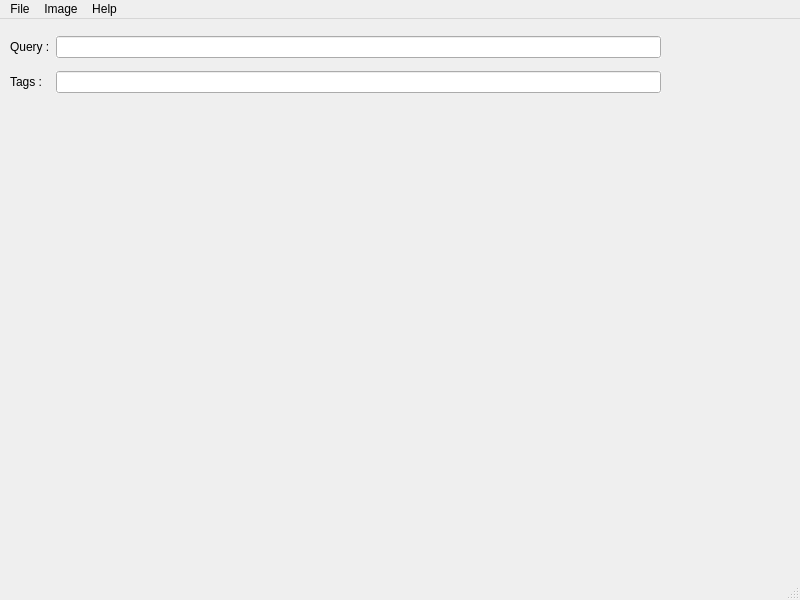
Before: the Qt Designer form qt.ui in t00n/Tagger, drawn with Qt 5.
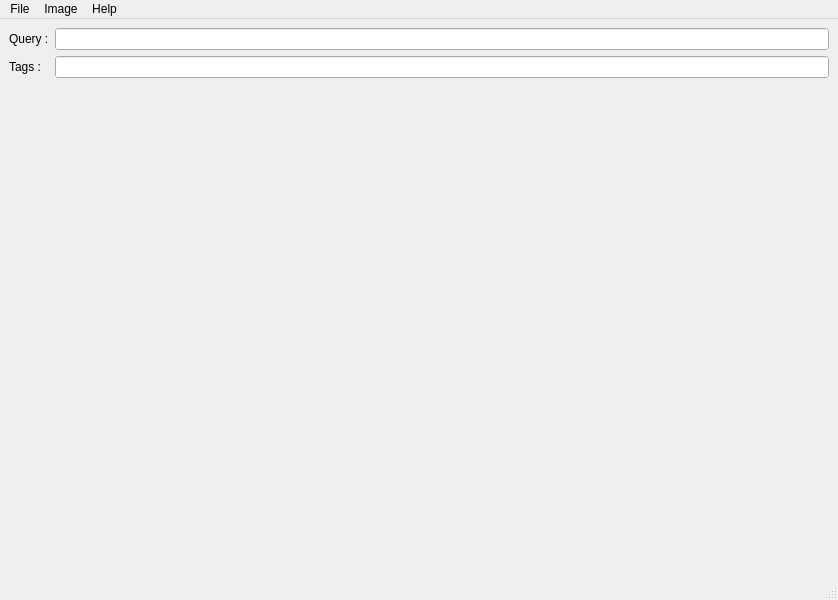
After: the same form once the commit is applied.

Commit message: [add] widget auto resize

```diff
--- a/qt.ui
+++ b/qt.ui
@@ -6,7 +6,7 @@
    <rect>
     <x>0</x>
     <y>0</y>
-    <width>800</width>
+    <width>838</width>
     <height>600</height>
    </rect>
   </property>
@@ -14,31 +14,8 @@
    <string>TagGui</string>
   </property>
   <widget class="QWidget" name="centralwidget">
-   <widget class="QLabel" name="imageLabel">
-    <property name="geometry">
-     <rect>
-      <x>10</x>
-      <y>100</y>
-      <width>651</width>
-      <height>431</height>
-     </rect>
-    </property>
-    <property name="text">
-     <string/>
-    </property>
-    <property name="alignment">
-     <set>Qt::AlignCenter</set>
-    </property>
-   </widget>
-   <widget class="QWidget" name="gridLayoutWidget">
-    <property name="geometry">
-     <rect>
-      <x>10</x>
-      <y>10</y>
-      <width>651</width>
-      <height>71</height>
-     </rect>
-    </property>
+   <layout class="QGridLayout" name="gridLayout_2">
+    <item row="0" column="0">
     <layout class="QGridLayout" name="gridLayout">
      <item row="1" column="1">
       <widget class="QLineEdit" name="queryEdit">
@@ -71,15 +48,32 @@
        </property>
       </widget>
      </item>
-    </layout>
-   </widget>
+      <item row="3" column="1">
+       <widget class="QLabel" name="imageLabel">
+        <property name="sizePolicy">
+         <sizepolicy hsizetype="Expanding" vsizetype="Expanding">
+          <horstretch>0</horstretch>
+          <verstretch>0</verstretch>
+         </sizepolicy>
+        </property>
+        <property name="text">
+         <string/>
+        </property>
+        <property name="alignment">
+         <set>Qt::AlignCenter</set>
+        </property>
+       </widget>
+      </item>
+     </layout>
+    </item>
+   </layout>
   </widget>
   <widget class="QMenuBar" name="menubar">
    <property name="geometry">
     <rect>
      <x>0</x>
      <y>0</y>
-     <width>800</width>
+     <width>838</width>
      <height>24</height>
     </rect>
    </property>
```
Lines whose indentation alone changed are shown as unchanged. The commit also changes 3 other files.
